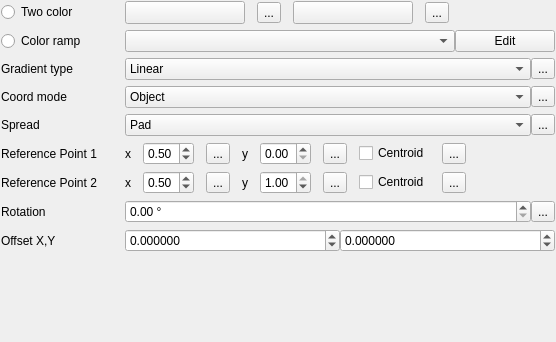
Old version of the form src/ui/symbollayer/widget_gradientfill.ui in the repository carsmie/QGIS.
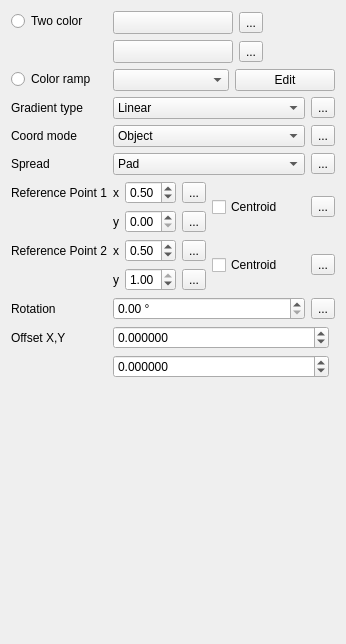
New version of the form. Custom widgets are drawn as their Qt base class.

```diff
--- a/src/ui/symbollayer/widget_gradientfill.ui
+++ b/src/ui/symbollayer/widget_gradientfill.ui
@@ -6,50 +6,145 @@
    <rect>
     <x>0</x>
     <y>0</y>
-    <width>556</width>
-    <height>342</height>
+    <width>346</width>
+    <height>644</height>
    </rect>
   </property>
   <property name="windowTitle">
    <string>Form</string>
   </property>
+  <layout class="QFormLayout" name="formLayout">
+   <item row="0" column="0">
+    <widget class="QRadioButton" name="radioTwoColor">
+     <property name="text">
+      <string>Two color</string>
+     </property>
+    </widget>
+   </item>
+   <item row="0" column="1">
   <layout class="QGridLayout" name="gridLayout">
-   <property name="horizontalSpacing">
-    <number>28</number>
-   </property>
-   <property name="margin">
-    <number>1</number>
-   </property>
-   <item row="4" column="1">
-    <layout class="QHBoxLayout" name="horizontalLayout_5">
+     <item row="0" column="0">
+      <layout class="QHBoxLayout" name="horizontalLayout_10">
+       <item>
+        <widget class="QgsColorButtonV2" name="btnChangeColor">
+         <property name="minimumSize">
+          <size>
+           <width>120</width>
+           <height>0</height>
+          </size>
+         </property>
+         <property name="maximumSize">
+          <size>
+           <width>120</width>
+           <height>16777215</height>
+          </size>
+         </property>
+         <property name="text">
+          <string/>
+         </property>
+        </widget>
+       </item>
      <item>
-      <widget class="QComboBox" name="cboGradientSpread">
-       <item>
+        <widget class="QgsDataDefinedButton" name="mStartColorDDBtn">
         <property name="text">
-         <string>Pad</string>
-        </property>
+          <string>...</string>
+         </property>
+        </widget>
        </item>
        <item>
+        <spacer name="horizontalSpacer">
+         <property name="orientation">
+          <enum>Qt::Horizontal</enum>
+         </property>
+         <property name="sizeHint" stdset="0">
+          <size>
+           <width>40</width>
+           <height>20</height>
+          </size>
+         </property>
+        </spacer>
+       </item>
+      </layout>
+     </item>
+     <item row="1" column="0">
+      <layout class="QHBoxLayout" name="horizontalLayout_2">
+       <item>
+        <widget class="QgsColorButtonV2" name="btnChangeColor2">
+         <property name="minimumSize">
+          <size>
+           <width>120</width>
+           <height>0</height>
+          </size>
+         </property>
+         <property name="maximumSize">
+          <size>
+           <width>120</width>
+           <height>16777215</height>
+          </size>
+         </property>
         <property name="text">
-         <string>Repeat</string>
-        </property>
+          <string/>
+         </property>
+        </widget>
        </item>
        <item>
+        <widget class="QgsDataDefinedButton" name="mEndColorDDBtn">
         <property name="text">
-         <string>Reflect</string>
-        </property>
+          <string>...</string>
+         </property>
+        </widget>
        </item>
-      </widget>
-     </item>
+       <item>
+        <spacer name="horizontalSpacer_2">
+         <property name="orientation">
+          <enum>Qt::Horizontal</enum>
+         </property>
+         <property name="sizeHint" stdset="0">
+          <size>
+           <width>40</width>
+           <height>20</height>
+          </size>
+         </property>
+        </spacer>
+       </item>
+      </layout>
+     </item>
+    </layout>
+   </item>
+   <item row="1" column="0">
+    <widget class="QRadioButton" name="radioColorRamp">
+     <property name="text">
+      <string>Color ramp</string>
+     </property>
+    </widget>
+   </item>
+   <item row="1" column="1">
+    <layout class="QHBoxLayout" name="horizontalLayout_8">
      <item>
-      <widget class="QgsDataDefinedButton" name="mSpreadDDBtn">
+      <widget class="QgsColorRampComboBox" name="cboGradientColorRamp"/>
+     </item>
+     <item>
+      <widget class="QPushButton" name="mButtonEditRamp">
+       <property name="maximumSize">
+        <size>
+         <width>100</width>
+         <height>16777215</height>
+        </size>
+       </property>
        <property name="text">
-        <string>...</string>
+        <string>Edit</string>
        </property>
       </widget>
      </item>
     </layout>
    </item>
+   <item row="2" column="0">
+    <widget class="QLabel" name="label_2">
+     <property name="text">
+      <string>Gradient type</string>
+     </property>
+    </widget>
+   </item>
    <item row="2" column="1">
     <layout class="QHBoxLayout" name="horizontalLayout_4">
      <item>
@@ -80,13 +175,94 @@
      </item>
     </layout>
    </item>
+   <item row="3" column="0">
+    <widget class="QLabel" name="label_3">
+     <property name="text">
+      <string>Coord mode</string>
+     </property>
+    </widget>
+   </item>
+   <item row="3" column="1">
+    <layout class="QHBoxLayout" name="horizontalLayout_3">
+     <item>
+      <widget class="QComboBox" name="cboCoordinateMode">
+       <item>
+        <property name="text">
+         <string>Object</string>
+        </property>
+       </item>
+       <item>
+        <property name="text">
+         <string>Viewport</string>
+        </property>
+       </item>
+      </widget>
+     </item>
+     <item>
+      <widget class="QgsDataDefinedButton" name="mCoordinateModeDDBtn">
+       <property name="text">
+        <string>...</string>
+       </property>
+      </widget>
+     </item>
+    </layout>
+   </item>
+   <item row="4" column="0">
+    <widget class="QLabel" name="label_4">
+     <property name="text">
+      <string>Spread</string>
+     </property>
+    </widget>
+   </item>
+   <item row="4" column="1">
+    <layout class="QHBoxLayout" name="horizontalLayout_5">
+     <item>
+      <widget class="QComboBox" name="cboGradientSpread">
+       <item>
+        <property name="text">
+         <string>Pad</string>
+        </property>
+       </item>
+       <item>
+        <property name="text">
+         <string>Repeat</string>
+        </property>
+       </item>
+       <item>
+        <property name="text">
+         <string>Reflect</string>
+        </property>
+       </item>
+      </widget>
+     </item>
+     <item>
+      <widget class="QgsDataDefinedButton" name="mSpreadDDBtn">
+       <property name="text">
+        <string>...</string>
+       </property>
+      </widget>
+     </item>
+    </layout>
+   </item>
+   <item row="5" column="0">
+    <widget class="QLabel" name="label">
+     <property name="text">
+      <string>Reference Point 1</string>
+     </property>
+    </widget>
+   </item>
    <item row="5" column="1">
+    <layout class="QGridLayout" name="gridLayout_2">
+     <item row="0" column="0">
     <layout class="QHBoxLayout" name="horizontalLayout_6">
-     <property name="spacing">
-      <number>12</number>
-     </property>
      <item>
       <widget class="QLabel" name="label_5">
+         <property name="sizePolicy">
+          <sizepolicy hsizetype="Fixed" vsizetype="Preferred">
+           <horstretch>0</horstretch>
+           <verstretch>0</verstretch>
+          </sizepolicy>
+         </property>
        <property name="text">
         <string>x</string>
        </property>
@@ -112,8 +288,25 @@
        </property>
       </widget>
      </item>
+      </layout>
+     </item>
+     <item row="0" column="1" rowspan="2">
+      <widget class="QCheckBox" name="checkRefPoint1Centroid">
+       <property name="text">
+        <string>Centroid</string>
+       </property>
+      </widget>
+     </item>
+     <item row="1" column="0">
+      <layout class="QHBoxLayout" name="horizontalLayout_11">
      <item>
       <widget class="QLabel" name="label_7">
+         <property name="sizePolicy">
+          <sizepolicy hsizetype="Fixed" vsizetype="Preferred">
+           <horstretch>0</horstretch>
+           <verstretch>0</verstretch>
+          </sizepolicy>
+         </property>
        <property name="text">
         <string>y</string>
        </property>
@@ -136,226 +329,36 @@
        </property>
       </widget>
      </item>
-     <item>
-      <widget class="QCheckBox" name="checkRefPoint1Centroid">
-       <property name="text">
-        <string>Centroid</string>
-       </property>
-      </widget>
+      </layout>
      </item>
-     <item>
+     <item row="0" column="2" rowspan="2">
       <widget class="QgsDataDefinedButton" name="mRefPoint1CentroidDDBtn">
        <property name="text">
         <string>...</string>
        </property>
       </widget>
      </item>
-     <item>
-      <spacer name="horizontalSpacer_2">
-       <property name="orientation">
-        <enum>Qt::Horizontal</enum>
-       </property>
-       <property name="sizeHint" stdset="0">
-        <size>
-         <width>40</width>
-         <height>20</height>
-        </size>
-       </property>
-      </spacer>
-     </item>
     </layout>
    </item>
-   <item row="10" column="0">
-    <spacer name="verticalSpacer">
-     <property name="orientation">
-      <enum>Qt::Vertical</enum>
-     </property>
-     <property name="sizeHint" stdset="0">
-      <size>
-       <width>20</width>
-       <height>40</height>
-      </size>
-     </property>
-    </spacer>
-   </item>
-   <item row="9" column="0">
-    <widget class="QLabel" name="label_6">
+   <item row="6" column="0">
+    <widget class="QLabel" name="label_8">
      <property name="text">
-      <string>Offset X,Y</string>
+      <string>Reference Point 2</string>
      </property>
     </widget>
    </item>
-   <item row="9" column="1">
-    <layout class="QHBoxLayout" name="horizontalLayout">
-     <item>
-      <widget class="QgsDoubleSpinBox" name="spinOffsetX">
-       <property name="sizePolicy">
-        <sizepolicy hsizetype="Minimum" vsizetype="Fixed">
-         <horstretch>1</horstretch>
-         <verstretch>0</verstretch>
-        </sizepolicy>
-       </property>
-       <property name="decimals">
-        <number>6</number>
-       </property>
-       <property name="minimum">
-        <double>-999999999.000000000000000</double>
-       </property>
-       <property name="maximum">
-        <double>999999999.000000000000000</double>
-       </property>
-       <property name="singleStep">
-        <double>0.200000000000000</double>
-       </property>
-      </widget>
-     </item>
-     <item>
-      <widget class="QgsDoubleSpinBox" name="spinOffsetY">
-       <property name="sizePolicy">
-        <sizepolicy hsizetype="Minimum" vsizetype="Fixed">
-         <horstretch>1</horstretch>
-         <verstretch>0</verstretch>
-        </sizepolicy>
-       </property>
-       <property name="decimals">
-        <number>6</number>
-       </property>
-       <property name="minimum">
-        <double>-999999999.000000000000000</double>
-       </property>
-       <property name="maximum">
-        <double>999999999.000000000000000</double>
-       </property>
-       <property name="singleStep">
-        <double>0.200000000000000</double>
-       </property>
-      </widget>
-     </item>
-     <item>
-      <widget class="QgsUnitSelectionWidget" name="mOffsetUnitWidget" native="true">
-       <property name="minimumSize">
-        <size>
-         <width>0</width>
-         <height>0</height>
-        </size>
-       </property>
-      </widget>
-     </item>
-    </layout>
-   </item>
-   <item row="3" column="0">
-    <widget class="QLabel" name="label_3">
-     <property name="text">
-      <string>Coord mode</string>
-     </property>
-    </widget>
-   </item>
-   <item row="0" column="1">
-    <layout class="QHBoxLayout" name="horizontalLayout_2">
-     <property name="spacing">
-      <number>12</number>
-     </property>
-     <item>
-      <widget class="QgsColorButtonV2" name="btnChangeColor">
-       <property name="minimumSize">
-        <size>
-         <width>120</width>
-         <height>0</height>
-        </size>
-       </property>
-       <property name="maximumSize">
-        <size>
-         <width>120</width>
-         <height>16777215</height>
-        </size>
-       </property>
-       <property name="text">
-        <string/>
-       </property>
-      </widget>
-     </item>
-     <item>
-      <widget class="QgsDataDefinedButton" name="mStartColorDDBtn">
-       <property name="text">
-        <string>...</string>
-       </property>
-      </widget>
-     </item>
-     <item>
-      <widget class="QgsColorButtonV2" name="btnChangeColor2">
-       <property name="minimumSize">
-        <size>
-         <width>120</width>
-         <height>0</height>
-        </size>
-       </property>
-       <property name="maximumSize">
-        <size>
-         <width>120</width>
-         <height>16777215</height>
-        </size>
-       </property>
-       <property name="text">
-        <string/>
-       </property>
-      </widget>
-     </item>
-     <item>
-      <widget class="QgsDataDefinedButton" name="mEndColorDDBtn">
-       <property name="text">
-        <string>...</string>
-       </property>
-      </widget>
-     </item>
-     <item>
-      <spacer name="horizontalSpacer">
-       <property name="orientation">
-        <enum>Qt::Horizontal</enum>
-       </property>
-       <property name="sizeHint" stdset="0">
-        <size>
-         <width>40</width>
-         <height>20</height>
-        </size>
-       </property>
-      </spacer>
-     </item>
-    </layout>
-   </item>
-   <item row="1" column="0">
-    <widget class="QRadioButton" name="radioColorRamp">
-     <property name="text">
-      <string>Color ramp</string>
-     </property>
-    </widget>
-   </item>
-   <item row="1" column="1">
-    <layout class="QHBoxLayout" name="horizontalLayout_8">
-     <item>
-      <widget class="QgsColorRampComboBox" name="cboGradientColorRamp"/>
-     </item>
-     <item>
-      <widget class="QPushButton" name="mButtonEditRamp">
-       <property name="maximumSize">
-        <size>
-         <width>100</width>
-         <height>16777215</height>
-        </size>
-       </property>
-       <property name="text">
-        <string>Edit</string>
-       </property>
-      </widget>
-     </item>
-    </layout>
-   </item>
    <item row="6" column="1">
+    <layout class="QGridLayout" name="gridLayout_3">
+     <item row="0" column="0">
     <layout class="QHBoxLayout" name="horizontalLayout_7">
-     <property name="spacing">
-      <number>12</number>
-     </property>
      <item>
       <widget class="QLabel" name="label_9">
+         <property name="sizePolicy">
+          <sizepolicy hsizetype="Fixed" vsizetype="Preferred">
+           <horstretch>0</horstretch>
+           <verstretch>0</verstretch>
+          </sizepolicy>
+         </property>
        <property name="text">
         <string>x</string>
        </property>
@@ -381,8 +384,32 @@
        </property>
       </widget>
      </item>
+      </layout>
+     </item>
+     <item row="0" column="1" rowspan="2">
+      <widget class="QCheckBox" name="checkRefPoint2Centroid">
+       <property name="text">
+        <string>Centroid</string>
+       </property>
+      </widget>
+     </item>
+     <item row="0" column="2" rowspan="2">
+      <widget class="QgsDataDefinedButton" name="mRefPoint2CentroidDDBtn">
+       <property name="text">
+        <string>...</string>
+       </property>
+      </widget>
+     </item>
+     <item row="1" column="0">
+      <layout class="QHBoxLayout" name="horizontalLayout_12">
      <item>
       <widget class="QLabel" name="label_10">
+         <property name="sizePolicy">
+          <sizepolicy hsizetype="Fixed" vsizetype="Preferred">
+           <horstretch>0</horstretch>
+           <verstretch>0</verstretch>
+          </sizepolicy>
+         </property>
        <property name="text">
         <string>y</string>
        </property>
@@ -408,92 +435,14 @@
        </property>
       </widget>
      </item>
-     <item>
-      <widget class="QCheckBox" name="checkRefPoint2Centroid">
-       <property name="text">
-        <string>Centroid</string>
-       </property>
-      </widget>
-     </item>
-     <item>
-      <widget class="QgsDataDefinedButton" name="mRefPoint2CentroidDDBtn">
-       <property name="text">
-        <string>...</string>
-       </property>
-      </widget>
-     </item>
-     <item>
-      <spacer name="horizontalSpacer_3">
-       <property name="orientation">
-        <enum>Qt::Horizontal</enum>
-       </property>
-       <property name="sizeHint" stdset="0">
-        <size>
-         <width>40</width>
-         <height>20</height>
-        </size>
-       </property>
-      </spacer>
-     </item>
-    </layout>
-   </item>
-   <item row="5" column="0">
-    <widget class="QLabel" name="label">
-     <property name="text">
-      <string>Reference Point 1</string>
-     </property>
-    </widget>
-   </item>
-   <item row="3" column="1">
-    <layout class="QHBoxLayout" name="horizontalLayout_3">
-     <item>
-      <widget class="QComboBox" name="cboCoordinateMode">
-       <item>
-        <property name="text">
-         <string>Object</string>
-        </property>
-       </item>
-       <item>
-        <property name="text">
-         <string>Viewport</string>
-        </property>
-       </item>
-      </widget>
-     </item>
-     <item>
-      <widget class="QgsDataDefinedButton" name="mCoordinateModeDDBtn">
-       <property name="text">
-        <string>...</string>
-       </property>
-      </widget>
-     </item>
+      </layout>
+     </item>
     </layout>
    </item>
-   <item row="2" column="0">
-    <widget class="QLabel" name="label_2">
+   <item row="7" column="0">
+    <widget class="QLabel" name="label_11">
      <property name="text">
-      <string>Gradient type</string>
-     </property>
-    </widget>
-   </item>
-   <item row="6" column="0">
-    <widget class="QLabel" name="label_8">
-     <property name="text">
-      <string>Reference Point 2</string>
-     </property>
-    </widget>
-   </item>
-   <item row="0" column="0">
-    <widget class="QRadioButton" name="radioTwoColor">
-     <property name="text">
-      <string>Two color</string>
-     </property>
-    </widget>
-   </item>
-   <item row="4" column="0">
-    <widget class="QLabel" name="label_4">
-     <property name="text">
-      <string>Spread</string>
+      <string>Rotation</string>
      </property>
     </widget>
    </item>
@@ -521,14 +470,82 @@
      </item>
     </layout>
    </item>
-   <item row="7" column="0">
-    <widget class="QLabel" name="label_11">
+   <item row="8" column="0">
+    <widget class="QLabel" name="label_6">
      <property name="text">
-      <string>Rotation</string>
+      <string>Offset X,Y</string>
      </property>
     </widget>
    </item>
-  </layout>
+   <item row="8" column="1">
+    <layout class="QGridLayout" name="gridLayout_4">
+     <item row="0" column="0">
+      <widget class="QgsDoubleSpinBox" name="spinOffsetX">
+       <property name="sizePolicy">
+        <sizepolicy hsizetype="Minimum" vsizetype="Fixed">
+         <horstretch>1</horstretch>
+         <verstretch>0</verstretch>
+        </sizepolicy>
+       </property>
+       <property name="decimals">
+        <number>6</number>
+       </property>
+       <property name="minimum">
+        <double>-999999999.000000000000000</double>
+       </property>
+       <property name="maximum">
+        <double>999999999.000000000000000</double>
+       </property>
+       <property name="singleStep">
+        <double>0.200000000000000</double>
+       </property>
+      </widget>
+     </item>
+     <item row="0" column="1">
+      <widget class="QgsUnitSelectionWidget" name="mOffsetUnitWidget" native="true">
+       <property name="minimumSize">
+        <size>
+         <width>0</width>
+         <height>0</height>
+        </size>
+       </property>
+      </widget>
+     </item>
+     <item row="1" column="0">
+      <widget class="QgsDoubleSpinBox" name="spinOffsetY">
+       <property name="sizePolicy">
+        <sizepolicy hsizetype="Minimum" vsizetype="Fixed">
+         <horstretch>1</horstretch>
+         <verstretch>0</verstretch>
+        </sizepolicy>
+       </property>
+       <property name="decimals">
+        <number>6</number>
+       </property>
+       <property name="minimum">
+        <double>-999999999.000000000000000</double>
+       </property>
+       <property name="maximum">
+        <double>999999999.000000000000000</double>
+       </property>
+       <property name="singleStep">
+        <double>0.200000000000000</double>
+       </property>
+      </widget>
+     </item>
+    </layout>
+   </item>
+  </layout>
+  <zorder>label_6</zorder>
+  <zorder>label_3</zorder>
+  <zorder>radioColorRamp</zorder>
+  <zorder>label</zorder>
+  <zorder>label_2</zorder>
+  <zorder>label_8</zorder>
+  <zorder>radioTwoColor</zorder>
+  <zorder>label_4</zorder>
+  <zorder>label_11</zorder>
+  <zorder>mEndColorDDBtn</zorder>
  </widget>
  <customwidgets>
   <customwidget>
@@ -537,6 +554,11 @@
    <header>qgscolorbuttonv2.h</header>
    <container>1</container>
   </customwidget>
+  <customwidget>
+   <class>QgsDataDefinedButton</class>
+   <extends>QToolButton</extends>
+   <header>qgsdatadefinedbutton.h</header>
+  </customwidget>
   <customwidget>
    <class>QgsDoubleSpinBox</class>
    <extends>QDoubleSpinBox</extends>
@@ -548,11 +570,6 @@
    <header>qgsunitselectionwidget.h</header>
    <container>1</container>
   </customwidget>
-  <customwidget>
-   <class>QgsDataDefinedButton</class>
-   <extends>QToolButton</extends>
-   <header>qgsdatadefinedbutton.h</header>
-  </customwidget>
   <customwidget>
    <class>QgsColorRampComboBox</class>
    <extends>QComboBox</extends>
```
Lines whose indentation alone changed are shown as unchanged.
